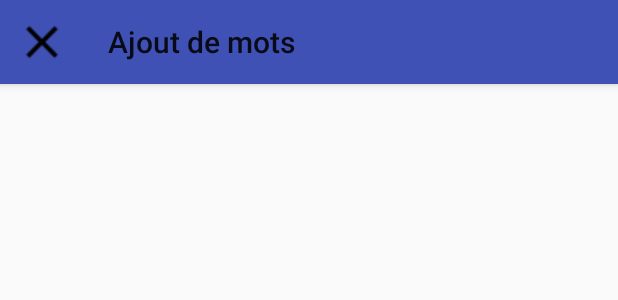
After one commit to hajadev/TimesUpMobile, an Android app: the layout layout_add_word_dialog.xml on its own in the app's theme, with its tools: preview values and no code run, on a phone screen of 412 x 824 dp. The commit adds this screen. Shown: the top 300 px of the screen. Run offline under Robolectric (Android 15) with nearby library versions, the phone set to English and light mode, and no system bars.

Commit message:
Fragment for 'adding word' Dialog. First Try

```diff
--- /dev/null
+++ b/app/src/main/res/layout/layout_add_word_dialog.xml
@@ -0,0 +1,37 @@
+<?xml version="1.0" encoding="utf-8"?>
+<androidx.coordinatorlayout.widget.CoordinatorLayout xmlns:android="http://schemas.android.com/apk/res/android"
+    android:layout_width="match_parent"
+    android:layout_height="match_parent"
+    xmlns:app="http://schemas.android.com/apk/res-auto">
+
+    <com.google.android.material.appbar.AppBarLayout
+        android:layout_width="match_parent"
+        android:layout_height="wrap_content">
+
+        <androidx.appcompat.widget.Toolbar
+            android:id="@+id/toolbar"
+            android:layout_width="match_parent"
+            android:layout_height="wrap_content"
+            app:navigationIcon="@drawable/baseline_clear_black_18dp"
+            app:title="@string/add_words">
+
+        </androidx.appcompat.widget.Toolbar>
+
+    </com.google.android.material.appbar.AppBarLayout>
+
+    <!--<RelativeLayout
+        android:layout_width="match_parent"
+        android:layout_height="match_parent"
+        app:layout_behaviour="@string/appbar_scrolling_view_behavior">-->
+
+        <!-- YOUR CUSTOM VIEWS HERE -->
+        <TextView
+            android:layout_width="wrap_content"
+            android:layout_height="wrap_content"
+            android:text="@string/app_name"
+            android:layout_centerInParent="true"
+            />
+
+    <!--</RelativeLayout>-->
+
+</androidx.coordinatorlayout.widget.CoordinatorLayout>
--- a/app/src/main/res/values/colors.xml
+++ b/app/src/main/res/values/colors.xml
@@ -3,4 +3,5 @@
     <color name="colorPrimary">#3F51B5</color>
     <color name="colorPrimaryDark">#303F9F</color>
     <color name="colorAccent">#FF4081</color>
+    <color name="colorWhite">#FFFFFF</color>
 </resources>
```
Also changed, not shown: app/src/main/java/com/hrand/android/timesupmobile/Fragments/FullScreenDialog.kt (added, +38 -0 lines), app/src/main/java/com/hrand/android/timesupmobile/activities/WordsListActivity.kt (+25 -0 lines), app/src/main/res/layout/activity_words_list.xml (+7 -1 lines), app/src/main/res/values/styles.xml (+20 -0 lines), app/src/main/res/drawable/baseline_add_black_18dp.png (added), app/src/main/res/drawable/baseline_clear_black_18dp.png (added), 1 other file.
